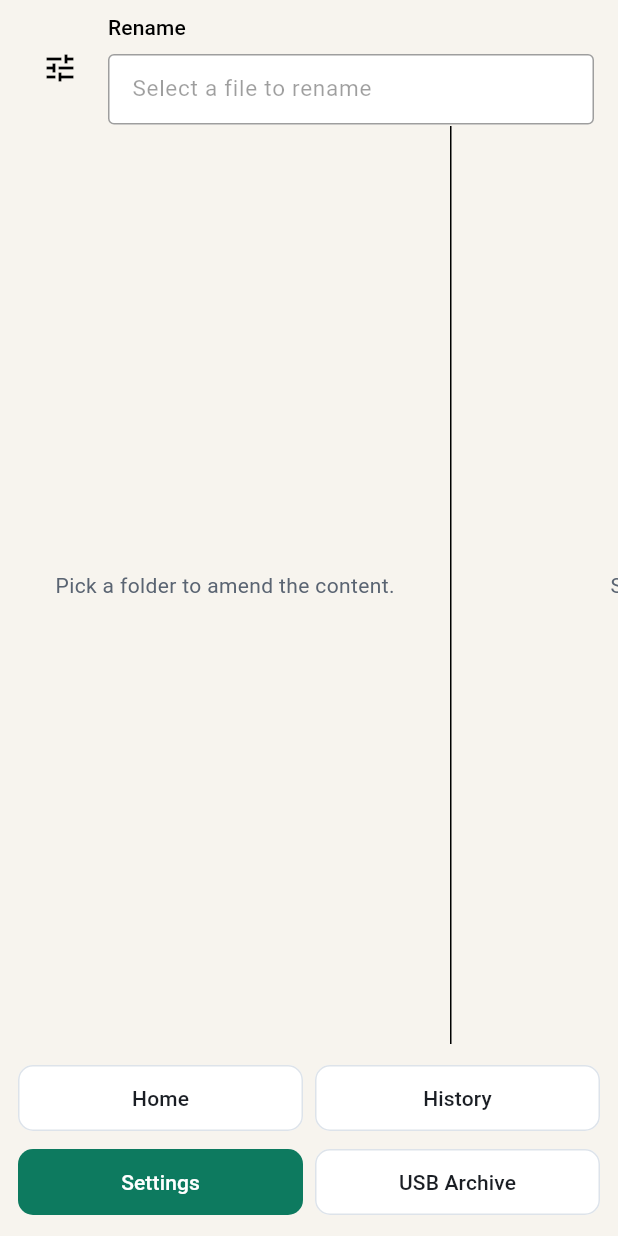
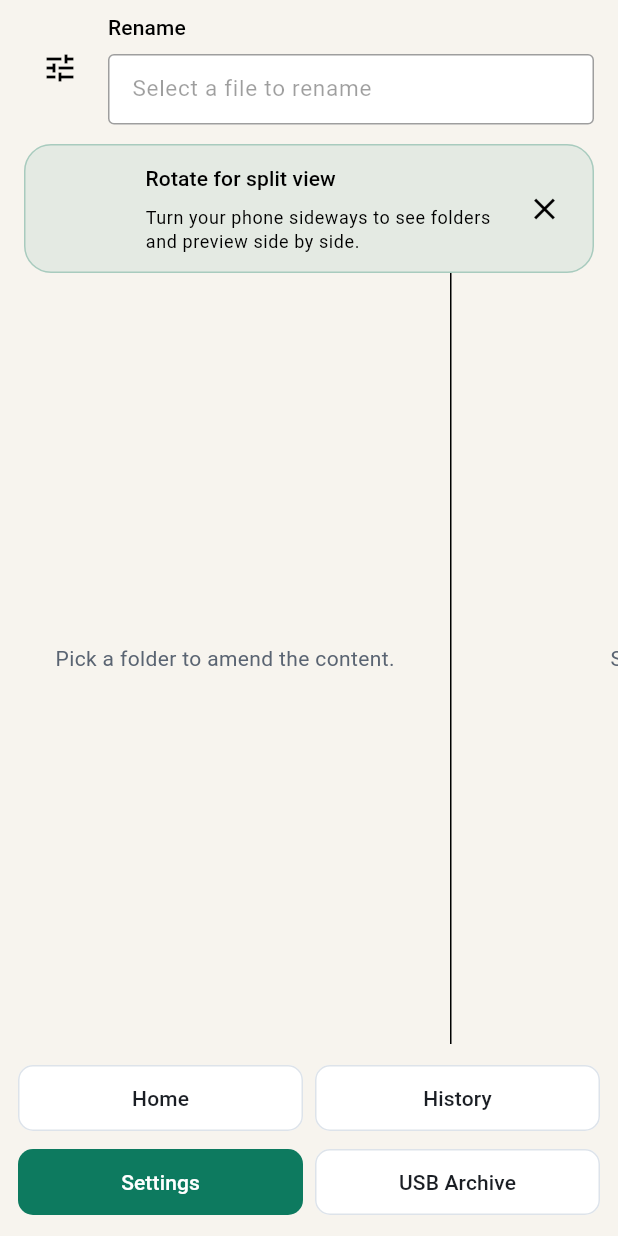
Before and after one commit to apply4funla-del/App, a Flutter app: the FileExplorerScreen screen opened by its route, on a phone screen of 412 x 824 dp. Run offline on Flutter 3.47's test engine with Material 3 defaults, Android fonts, the phone set to English and light mode, and no system bars; our stand-ins replace file_picker, lottie, permission_handler, shared_preferences, supabase_flutter; missing offline and left inert: syncfusion_flutter_pdfviewer, video_thumbnail; accounts and stored records are empty; Roboto replaces fonts that are missing (Segoe UI).

Commit message:
Add portrait rotation hint for explorer

```diff
--- a/file_tidy_app/lib/features/file_browser/presentation/file_explorer_screen.dart
+++ b/file_tidy_app/lib/features/file_browser/presentation/file_explorer_screen.dart
@@ -14,6 +14,7 @@ import 'package:file_tidy_app/core/use_cases/rename_file_use_case.dart';
 import 'package:file_tidy_app/design_system/components/app_button.dart';
 import 'package:file_tidy_app/design_system/tokens/app_spacing.dart';
 import 'package:file_tidy_app/features/preview/presentation/preview_pane.dart';
+import 'package:file_tidy_app/features/file_browser/presentation/widgets/explorer_orientation_hint.dart';
 import 'package:flutter/material.dart';
 
 enum _ExplorerSortType { name, modifiedDate, fileSize }
@@ -56,6 +57,7 @@ class _FileExplorerScreenState extends State<FileExplorerScreen> {
   String _renameLockedExtension = '';
   bool _renameApplying = false;
   bool _explorerToolbarVisible = false;
+  bool _dismissedOrientationHint = false;
   _ExplorerSortType _sortType = _ExplorerSortType.name;
 
   List<FileItem> get _currentPhoneEntries {
@@ -656,6 +658,11 @@ class _FileExplorerScreenState extends State<FileExplorerScreen> {
 
   @override
   Widget build(BuildContext context) {
+    final size = MediaQuery.sizeOf(context);
+    final showOrientationHint = size.height > size.width &&
+        size.width < 720 &&
+        !_dismissedOrientationHint;
+
     return Scaffold(
       appBar: AppBar(
         toolbarHeight: _explorerToolbarVisible ? kToolbarHeight : 0,
@@ -734,7 +741,17 @@ class _FileExplorerScreenState extends State<FileExplorerScreen> {
       ),
       body: _loading
           ? const Center(child: CircularProgressIndicator())
-          : _buildSplitExplorer(),
+          : Column(
+              children: [
+                if (showOrientationHint)
+                  ExplorerOrientationHint(
+                    onDismiss: () => setState(() => _dismissedOrientationHint = true),
+                  ),
+                Expanded(
+                  child: _buildSplitExplorer(),
+                ),
+              ],
+            ),
       bottomNavigationBar: _buildExplorerBottomBar(),
     );
   }
--- /dev/null
+++ b/file_tidy_app/lib/features/file_browser/presentation/widgets/explorer_orientation_hint.dart
@@ -0,0 +1,78 @@
+import 'package:file_tidy_app/design_system/tokens/app_spacing.dart';
+import 'package:flutter/material.dart';
+import 'package:lottie/lottie.dart';
+
+class ExplorerOrientationHint extends StatelessWidget {
+  const ExplorerOrientationHint({
+    super.key,
+    required this.onDismiss,
+  });
+
+  static const String _assetPath = 'assets/animations/rotate_your_phone.json';
+
+  final VoidCallback onDismiss;
+
+  @override
+  Widget build(BuildContext context) {
+    final theme = Theme.of(context);
+    final colorScheme = theme.colorScheme;
+
+    return Material(
+      color: Colors.transparent,
+      child: Container(
+        margin: const EdgeInsets.fromLTRB(
+          AppSpacing.md,
+          AppSpacing.sm,
+          AppSpacing.md,
+          0,
+        ),
+        padding: const EdgeInsets.all(AppSpacing.sm),
+        decoration: BoxDecoration(
+          color: colorScheme.primary.withValues(alpha: 0.08),
+          borderRadius: BorderRadius.circular(18),
+          border: Border.all(
+            color: colorScheme.primary.withValues(alpha: 0.28),
+          ),
+        ),
+        child: Row(
+          children: [
+            SizedBox(
+              width: 56,
+              height: 56,
+              child: Lottie.asset(
+                _assetPath,
+                repeat: true,
+                fit: BoxFit.contain,
+              ),
+            ),
+            const SizedBox(width: AppSpacing.sm),
+            Expanded(
+              child: Column(
+                crossAxisAlignment: CrossAxisAlignment.start,
+                mainAxisSize: MainAxisSize.min,
+                children: [
+                  Text(
+                    'Rotate for split view',
+                    style: theme.textTheme.titleSmall,
+                  ),
+                  const SizedBox(height: AppSpacing.xs),
+                  Text(
+                    'Turn your phone sideways to see folders and preview side by side.',
+                    style: theme.textTheme.bodySmall,
+                  ),
+                ],
+              ),
+            ),
+            const SizedBox(width: AppSpacing.xs),
+            IconButton(
+              visualDensity: VisualDensity.compact,
+              tooltip: 'Dismiss',
+              onPressed: onDismiss,
+              icon: const Icon(Icons.close),
+            ),
+          ],
+        ),
+      ),
+    );
+  }
+}
--- a/file_tidy_app/pubspec.yaml
+++ b/file_tidy_app/pubspec.yaml
@@ -65,6 +65,8 @@ flutter:
   # included with your application, so that you can use the icons in
   # the material Icons class.
   uses-material-design: true
+  assets:
+    - assets/animations/
 
   # To add assets to your application, add an assets section, like this:
   # assets:
```
Also changed, not shown: file_tidy_app/assets/animations/rotate_your_phone.json (added, +1 -0 lines), 1 other file.
